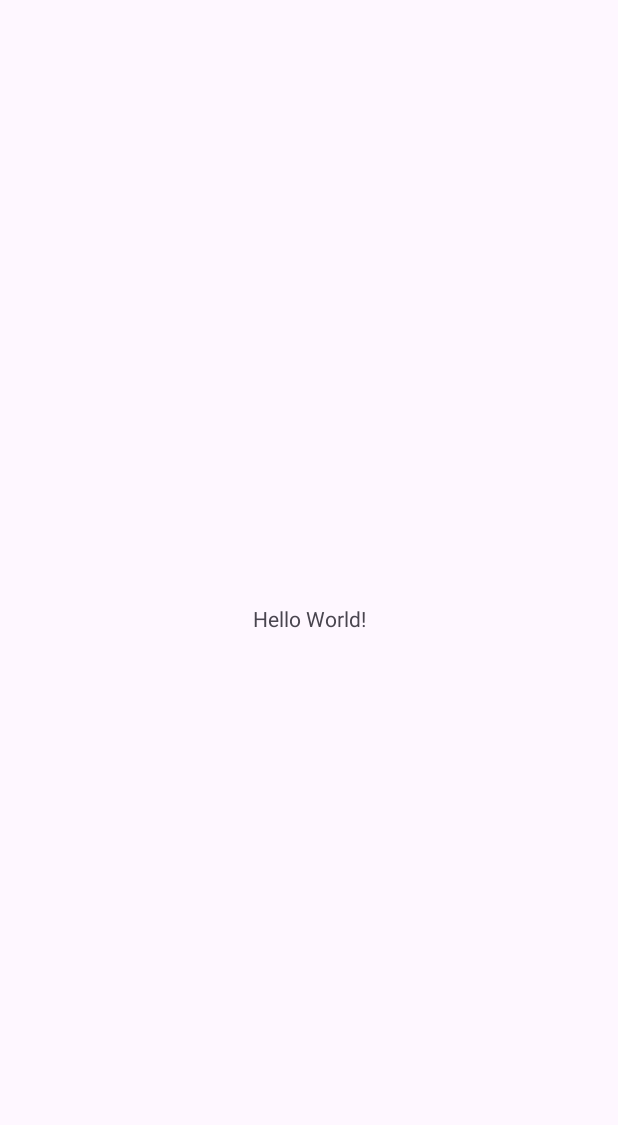
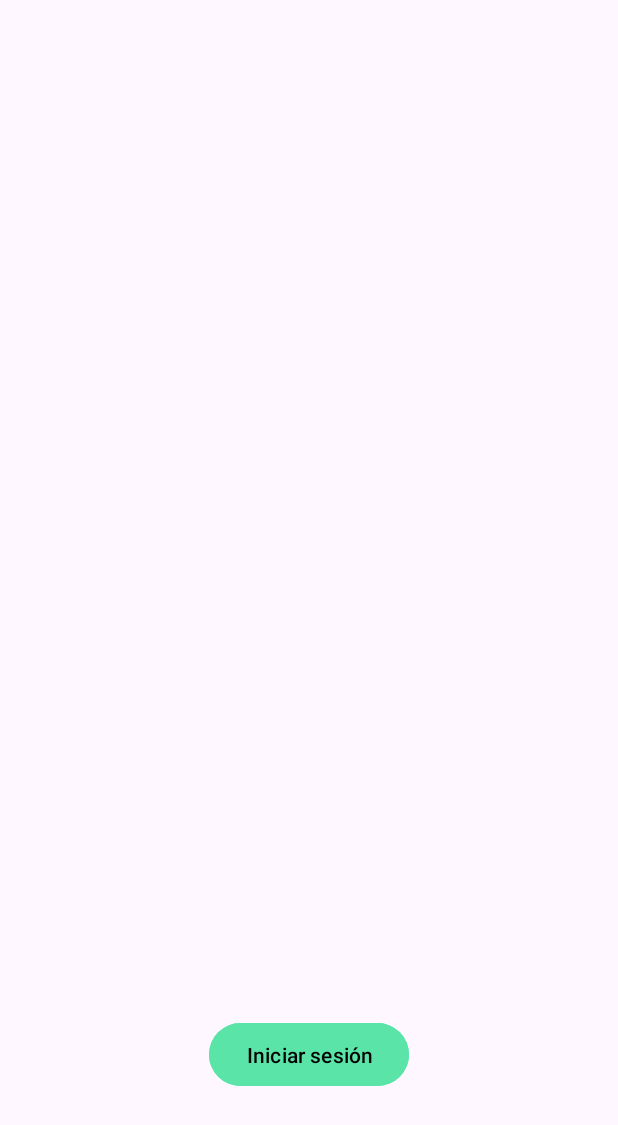
Before and after one commit to Pecas321/QTA_JDB_8, an Android app: the screen it shows after launch (MainActivity), on a phone screen of 412 x 824 dp. Before the commit the part shown is almost empty. Shown: the top 1125 px of the screen. Run offline under Robolectric (Android 15) with nearby library versions, the phone set to English and light mode, and no system bars.

Commit message:
Commit Dani 2

```diff
--- a/app/src/main/res/layout/activity_main.xml
+++ b/app/src/main/res/layout/activity_main.xml
@@ -7,13 +7,20 @@
     android:layout_height="match_parent"
     tools:context=".MainActivity">
 
-    <TextView
-        android:layout_width="wrap_content"
-        android:layout_height="wrap_content"
-        android:text="Hello World!"
+
+    <Button
+        android:id="@+id/iniciar"
+        android:layout_width="133dp"
+        android:layout_height="50dp"
+        android:backgroundTint="#5AE4A8"
+        android:text="Iniciar sesión"
+        android:textColor="#000000"
         app:layout_constraintBottom_toBottomOf="parent"
         app:layout_constraintEnd_toEndOf="parent"
         app:layout_constraintStart_toStartOf="parent"
-        app:layout_constraintTop_toTopOf="parent" />
+        app:layout_constraintTop_toTopOf="parent"
+        app:layout_constraintVertical_bias="0.876" />
+
+
 
 </androidx.constraintlayout.widget.ConstraintLayout>
--- a/gradle/libs.versions.toml
+++ b/gradle/libs.versions.toml
@@ -1,5 +1,5 @@
 [versions]
-agp = "8.4.0"
+agp = "8.5.1"
 kotlin = "1.9.0"
 coreKtx = "1.13.1"
 junit = "4.13.2"
```
